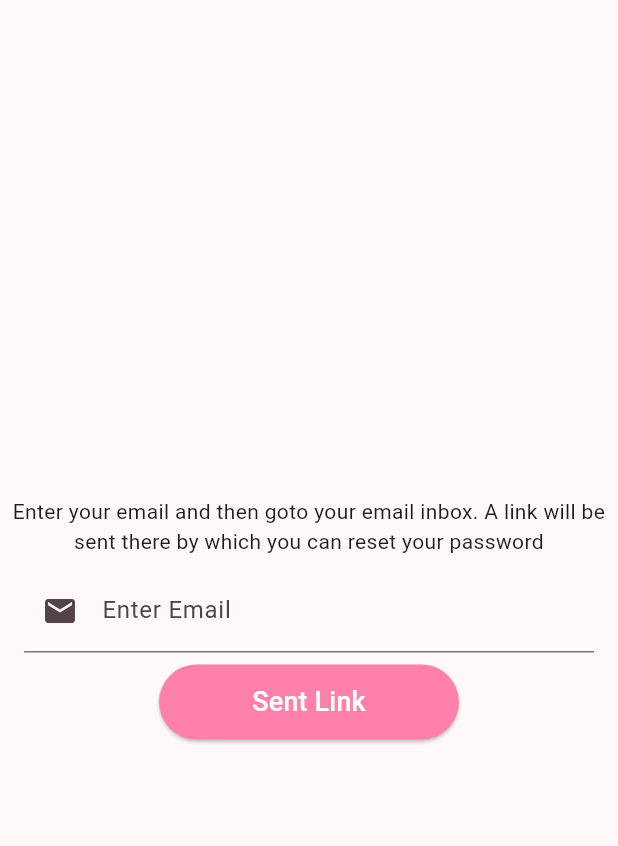
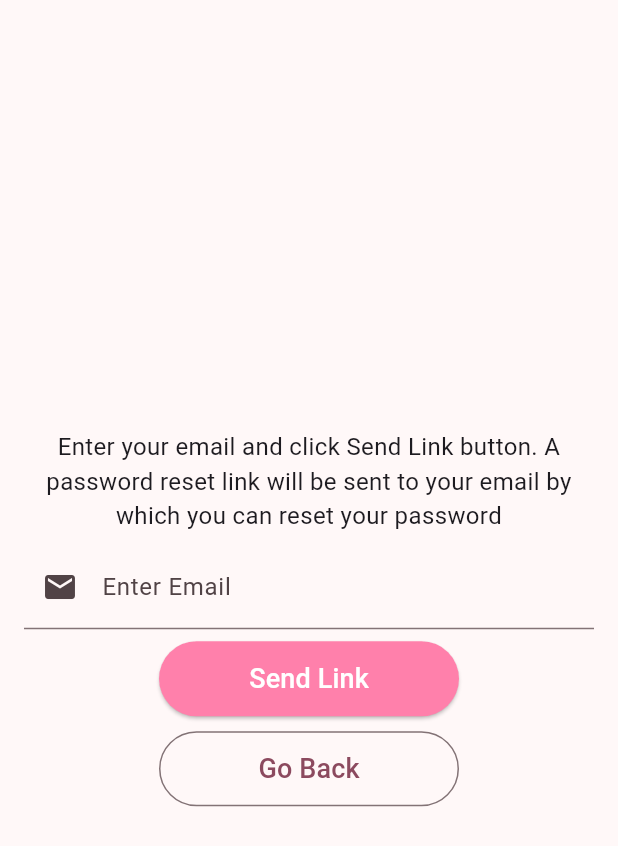
Before and after one commit to sub-zero-12/calista_ain, a Flutter app: the ResetPassword screen opened directly, on a phone screen of 412 x 824 dp. Shown: the top 846 px of the screen. Run offline on Flutter 3.47's test engine with Material 3 defaults, Android fonts, the phone set to English and light mode, and no system bars; our stand-ins replace cloud_firestore, firebase_auth, firebase_core, get, get_storage, google_fonts and 1 more; accounts and stored records are empty; network calls fail; Roboto replaces fonts that are missing (Alata).

Commit message:
Authentication Completed

```diff
--- a/lib/authentication/reset_password.dart
+++ b/lib/authentication/reset_password.dart
@@ -1,6 +1,10 @@
+import 'package:calista_ain/services/auth_service.dart';
 import 'package:calista_ain/widgets/elevatedButton.dart';
+import 'package:calista_ain/widgets/outlineButton.dart';
 import 'package:calista_ain/widgets/textField.dart';
 import 'package:flutter/material.dart';
+import 'package:get/get.dart';
+import 'package:google_fonts/google_fonts.dart';
 
 class ResetPassword extends StatefulWidget {
   const ResetPassword({Key? key}) : super(key: key);
@@ -12,6 +16,11 @@ class ResetPassword extends StatefulWidget {
 class _ResetPasswordState extends State<ResetPassword> {
   TextEditingController email = TextEditingController();
 
+  Future<void> resetPassword() async {
+       AuthServices authServices = AuthServices();
+       authServices.resetPassword(email.text.trim());
+  }
+
   @override
   Widget build(BuildContext context) {
     return Scaffold(
@@ -21,13 +30,16 @@ class _ResetPasswordState extends State<ResetPassword> {
           child: Column(
             mainAxisAlignment: MainAxisAlignment.center,
             children: [
-              const Text(
-                "Enter your email and then goto your email inbox. A link will be sent there by "
-                "which you can reset your password",
+              Text(
+                "Enter your email and click Send Link button. A password reset link will be sent "
+                    "to your email by which you can reset your password",
                 textAlign: TextAlign.center,
+                style: GoogleFonts.alata(fontSize: 16),
               ),
               customFormField(email, "Enter Email", Icons.email, TextInputType.text, (val) {}),
-              elevatedButton("Sent Link", () {})
+              elevatedButton("Send Link", resetPassword),
+              const SizedBox(height: 10),
+              outlineButton("Go Back", () => Get.back()),
             ],
           ),
         ),
--- a/lib/authentication/sign_up.dart
+++ b/lib/authentication/sign_up.dart
@@ -37,7 +37,7 @@ class _SignUpPageState extends State<SignUpPage> {
       "email": email.text.trim(),
       "number": number.text.trim(),
     };
-    await databaseService.addUser(userData);
+    await databaseService.addUserData(userData);
   }
 
   @override
--- a/lib/user/customer/customer_home.dart
+++ b/lib/user/customer/customer_home.dart
@@ -29,8 +29,8 @@ class _CustomerHomePageState extends State<CustomerHomePage> {
         backgroundColor: Colors.pinkAccent.shade100,
       ),
       endDrawer: const Drawer(
+
         child: Profile(),
-
       ),
       bottomNavigationBar: SalomonBottomBar(
         backgroundColor: Colors.pinkAccent.shade100,
```
Also changed, not shown: lib/authentication/sign_in.dart (+2 -10 lines), lib/common_pages/splash.dart (+23 -2 lines), lib/services/auth_service.dart (+20 -5 lines), lib/services/db_service.dart (+9 -1 lines), lib/user/admin/admin_home.dart (+12 -0 lines), lib/user/customer/profile.dart (+35 -9 lines).
